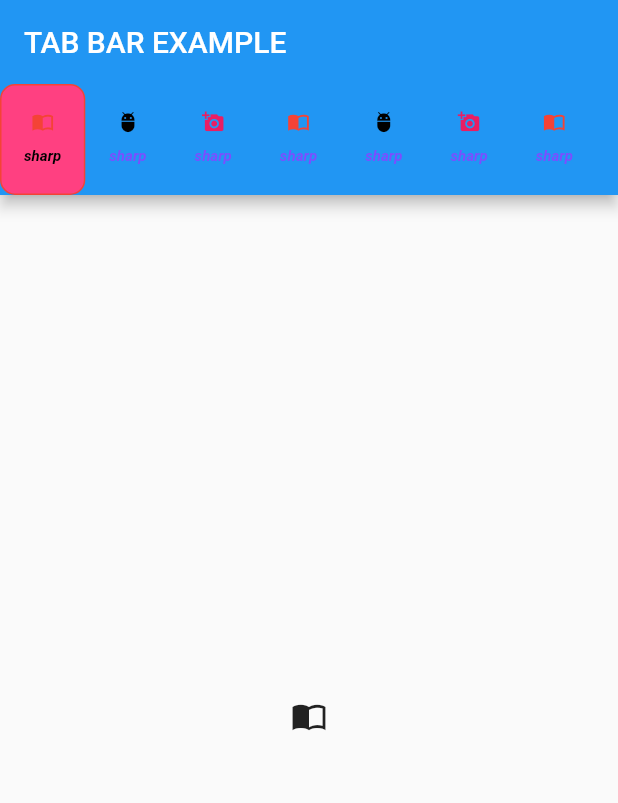
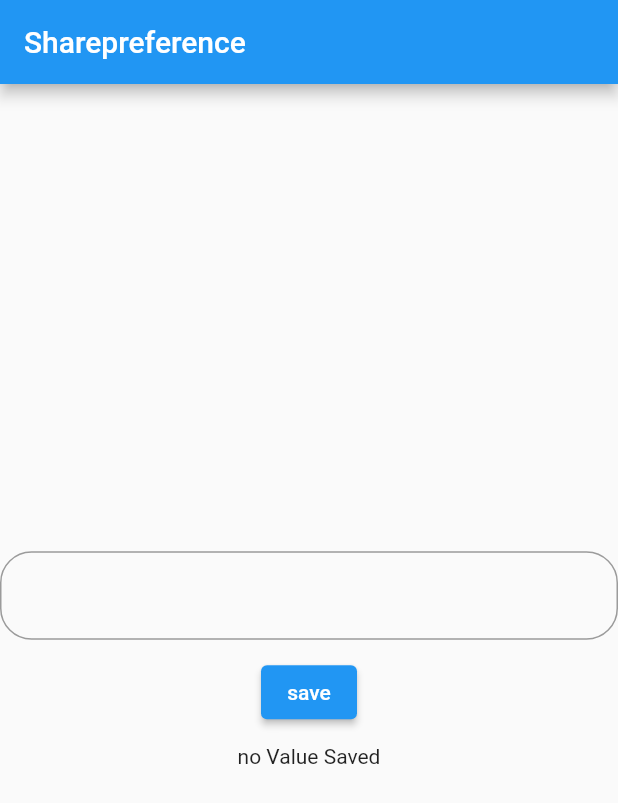
Before and after one commit to panchaniurvisha/my_new_app, a Flutter app: the screen it shows after launch, on a phone screen of 412 x 824 dp. Shown: the top 803 px of the screen. Run offline on Flutter 3.47's test engine with Material 2 defaults, Android fonts, the phone set to English and light mode, and no system bars; our stand-ins replace fluttertoast, image_picker, shared_preferences, video_player.

Commit message:
"9/5/2023"

```diff
--- a/lib/main.dart
+++ b/lib/main.dart
@@ -1,5 +1,5 @@
 import 'package:flutter/material.dart';
-import 'package:my_app/tab_bar_screen.dart';
+import 'package:my_app/share_preferences.dart';
 
 void main() {
   runApp(const MyApp());
@@ -15,6 +15,6 @@ class MyApp extends StatelessWidget {
             //fontFamily: ''Dancing Script',
             primarySwatch: Colors.blue),
         debugShowCheckedModeBanner: false,
-        home: const TabBarScreen());
+        home: const SharePreference());
   }
 }
--- /dev/null
+++ b/lib/share_preferences.dart
@@ -0,0 +1,62 @@
+import 'package:flutter/material.dart';
+import 'package:shared_preferences/shared_preferences.dart';
+
+class SharePreference extends StatefulWidget {
+  const SharePreference({Key? key}) : super(key: key);
+
+  @override
+  State<SharePreference> createState() => _SharePreferenceState();
+}
+
+class _SharePreferenceState extends State<SharePreference> {
+  final nameController = TextEditingController();
+  static const String keyName = "name";
+  var nameValue = "No Value Saved";
+
+  @override
+  void initState() {
+    super.initState();
+    getValue();
+  }
+
+  @override
+  Widget build(BuildContext context) {
+    return Scaffold(
+      appBar: AppBar(
+        title: const Text("Sharepreference"),
+      ),
+      body: Column(
+        mainAxisAlignment: MainAxisAlignment.center,
+        children: [
+          TextField(
+            controller: nameController,
+            decoration: InputDecoration(
+              border:
+                  OutlineInputBorder(borderRadius: BorderRadius.circular(21)),
+            ),
+          ),
+          const SizedBox(
+            height: 11,
+          ),
+          ElevatedButton(
+              onPressed: () async {
+                var prefers = await SharedPreferences.getInstance();
+                prefers.setString(keyName, nameController.text.toString());
+              },
+              child: const Text("save")),
+          const SizedBox(
+            height: 11,
+          ),
+          Text(nameValue),
+        ],
+      ),
+    );
+  }
+
+  Future<void> getValue() async {
+    var prefers = await SharedPreferences.getInstance();
+    var getName = prefers.getString(keyName);
+    nameValue = getName ?? "no Value Saved";
+    setState(() {});
+  }
+}
--- a/pubspec.yaml
+++ b/pubspec.yaml
@@ -39,6 +39,7 @@ dependencies:
   image_picker: ^0.8.7+3
   video_player: ^2.6.1
   fluttertoast: ^8.2.1
+  shared_preferences: ^2.1.1
 
 dev_dependencies:
   flutter_test:
```
Also changed, not shown: pubspec.lock.
